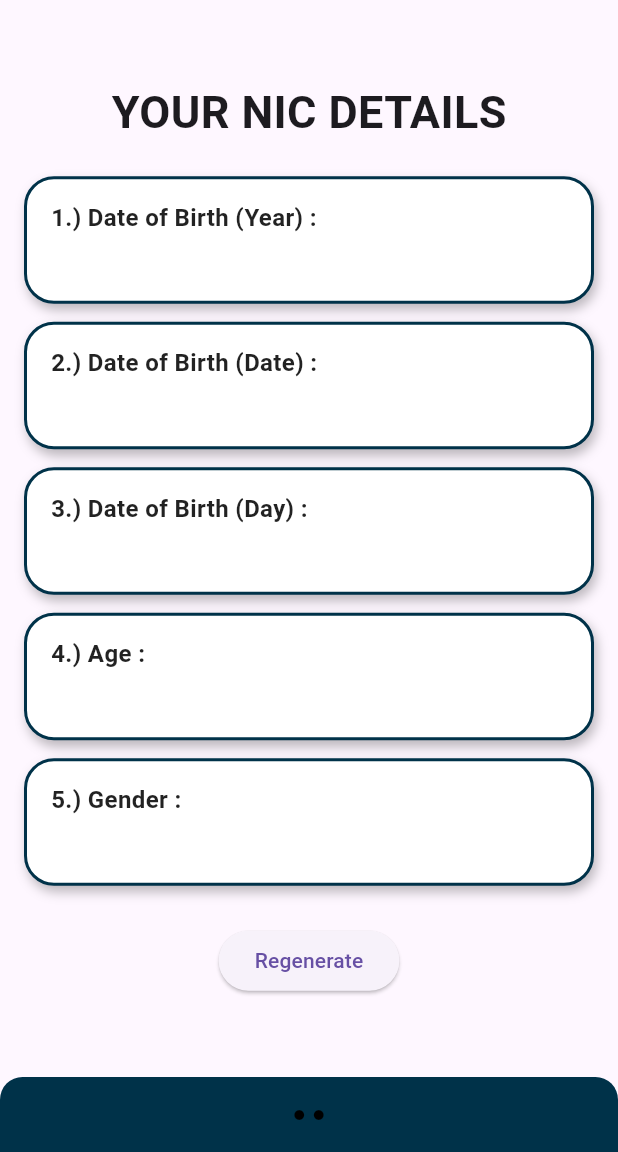
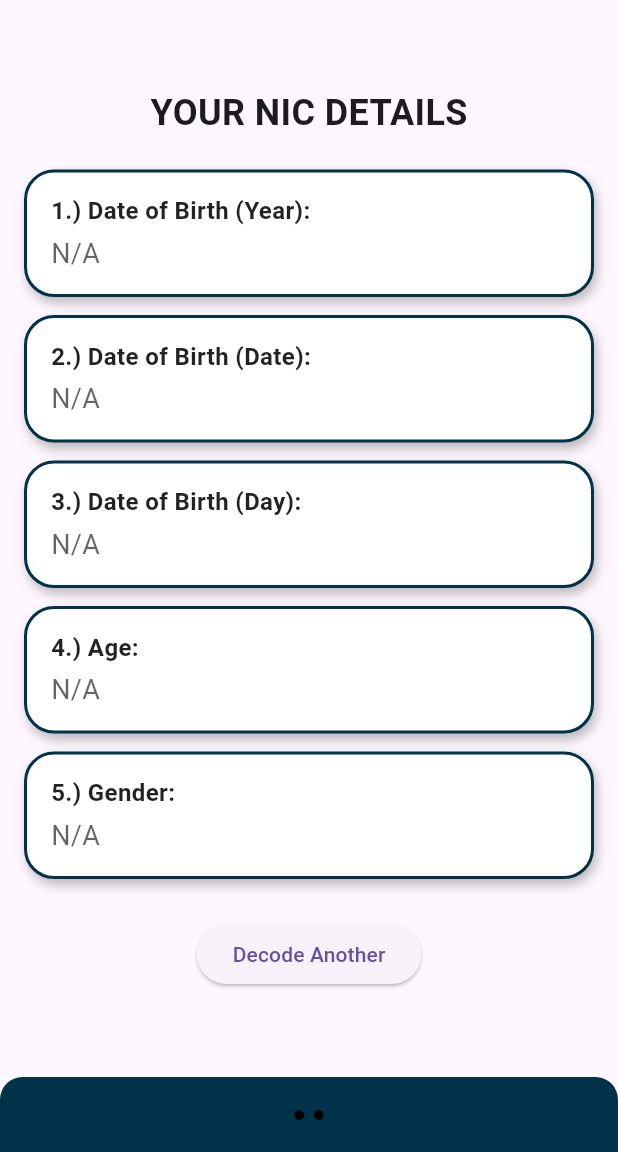
Before and after one commit to VayoniGamage/NIC_Decoder, a Flutter app: the NICResultScreen screen opened directly, on a phone screen of 412 x 824 dp, the part 84-1236 px from its top. Run offline on Flutter 3.47's test engine with Material 3 defaults, Android fonts, the phone set to English and light mode, and no system bars; our stand-ins replace get.

Commit message:
Update nic_result_screen.dart

```diff
--- a/nic_decoder/lib/views/nic_result_screen.dart
+++ b/nic_decoder/lib/views/nic_result_screen.dart
@@ -3,16 +3,16 @@ import 'package:get/get.dart';
 import '../controllers/nic_controller.dart';
 
 class NICResultScreen extends StatelessWidget {
+  @override
+  Widget build(BuildContext context) {
     final NICController controller = Get.find<NICController>();
 
-  @override
-  Widget build(BuildContext context) {
     return Scaffold(
       appBar: AppBar(
-        backgroundColor: const Color(0xFF003249), // Deep Navy
+        backgroundColor: const Color(0xFF003249),
         title: const Text(
           'NIC DECODER',
-          style: TextStyle(color: Color(0xFFE7C582),fontSize: 20, fontWeight: FontWeight.bold),
+          style: TextStyle(color: Color(0xFFE7C582), fontSize: 20, fontWeight: FontWeight.bold),
         ),
         centerTitle: true,
       ),
@@ -21,19 +21,19 @@ class NICResultScreen extends StatelessWidget {
         child: Column(
           mainAxisAlignment: MainAxisAlignment.center,
           children: [
-            const Text("YOUR NIC DETAILS", style: TextStyle(fontSize: 30, fontWeight: FontWeight.bold)),
+            const Text("YOUR NIC DETAILS", style: TextStyle(fontSize: 24, fontWeight: FontWeight.bold)),
             const SizedBox(height: 15),
 
-            _infoTile("1.) Date of Birth (Year) :", controller.birthYear),
-            _infoTile("2.) Date of Birth (Date) :", controller.birthDate),
-            _infoTile("3.) Date of Birth (Day) :", controller.birthDay),
-            _infoTile("4.) Age :", controller.age),
-            _infoTile("5.) Gender :", controller.gender),
+            _infoTile("1.) Date of Birth (Year):", controller.birthYear),
+            _infoTile("2.) Date of Birth (Date):", controller.birthDate),
+            _infoTile("3.) Date of Birth (Day):", controller.birthDay),
+            _infoTile("4.) Age:", controller.age),
+            _infoTile("5.) Gender:", controller.gender),
 
             const SizedBox(height: 20),
             ElevatedButton(
               onPressed: () => Get.back(),
-              child: const Text("Regenerate"),
+              child: const Text("Decode Another"),
             ),
           ],
         ),
@@ -41,7 +41,7 @@ class NICResultScreen extends StatelessWidget {
       bottomNavigationBar: Container(
         height: 50,
         decoration: const BoxDecoration(
-          color: Color(0xFF003249), // Footer color
+          color: Color(0xFF003249),
           borderRadius: BorderRadius.vertical(top: Radius.circular(15)),
         ),
         child: const Center(
@@ -60,21 +60,21 @@ class NICResultScreen extends StatelessWidget {
 
   Widget _infoTile(String label, RxString value) {
     return Obx(() => Container(
-        width: double.infinity, // Makes it full width
-        margin: EdgeInsets.symmetric(vertical: 6), // Adds spacing between tiles
+          width: double.infinity,
+          margin: const EdgeInsets.symmetric(vertical: 6),
           decoration: BoxDecoration(
-          color: Colors.white, // Background color
-          borderRadius: BorderRadius.circular(20), // Fully rounded corners
-          border: Border.all(color: Color(0xFF003249), width: 2), // Border color
+            color: Colors.white,
+            borderRadius: BorderRadius.circular(20),
+            border: Border.all(color: const Color(0xFF003249), width: 2),
             boxShadow: const [
               BoxShadow(
-              color: Colors.black26, // Soft shadow
-              blurRadius: 6, // Increases blur effect
-              offset: Offset(2, 4), // Moves shadow slightly
+                color: Colors.black26,
+                blurRadius: 6,
+                offset: Offset(2, 4),
               ),
             ],
           ),
-        padding: EdgeInsets.symmetric(vertical: 14, horizontal: 16), // Box padding
+          padding: const EdgeInsets.symmetric(vertical: 14, horizontal: 16),
           child: Column(
             crossAxisAlignment: CrossAxisAlignment.start,
             children: [
@@ -83,14 +83,13 @@ class NICResultScreen extends StatelessWidget {
                 style: const TextStyle(
                     fontWeight: FontWeight.bold, fontSize: 16, color: Colors.black87),
               ),
-            SizedBox(height: 4), // Spacing between title & value
+              const SizedBox(height: 4),
               Text(
-              value.value,
+                value.value.isNotEmpty ? value.value : "N/A",
                 style: const TextStyle(fontSize: 18, color: Color.fromARGB(155, 0, 0, 0)),
               ),
             ],
           ),
         ));
   }
-
 }
```
Lines whose indentation alone changed are shown as unchanged.
